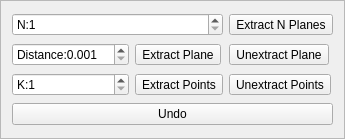
The window that Dev/ExpIA/extractbackground.ui (samhu1989/DevBundle) describes before a commit, drawn with Qt 5.
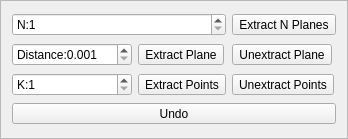
The same window after the commit.

What changed in the file:
```diff
--- a/Dev/ExpIA/extractbackground.ui
+++ b/Dev/ExpIA/extractbackground.ui
@@ -6,7 +6,7 @@
    <rect>
     <x>0</x>
     <y>0</y>
-    <width>345</width>
+    <width>348</width>
     <height>139</height>
    </rect>
   </property>
@@ -26,10 +26,37 @@
    <enum>QFrame::Raised</enum>
   </property>
   <layout class="QGridLayout" name="gridLayout">
-   <item row="5" column="0" colspan="3">
-    <widget class="QPushButton" name="pushButton">
+   <item row="4" column="0">
+    <widget class="QSpinBox" name="k_neighbors">
+     <property name="prefix">
+      <string>K:</string>
+     </property>
+     <property name="minimum">
+      <number>1</number>
+     </property>
+     <property name="maximum">
+      <number>100</number>
+     </property>
+    </widget>
+   </item>
+   <item row="0" column="2">
+    <widget class="QToolButton" name="extract_n_plane">
      <property name="text">
-      <string>Undo</string>
+      <string>Extract N Planes</string>
+     </property>
+    </widget>
+   </item>
+   <item row="2" column="1">
+    <widget class="QToolButton" name="extract_plane">
+     <property name="text">
+      <string>Extract Plane</string>
+     </property>
+    </widget>
+   </item>
+   <item row="2" column="2">
+    <widget class="QToolButton" name="unextract_plane">
+     <property name="text">
+      <string>Unextract Plane</string>
      </property>
     </widget>
    </item>
@@ -52,17 +79,10 @@
      </property>
     </widget>
    </item>
-   <item row="2" column="1">
-    <widget class="QToolButton" name="toolButton_2">
+   <item row="4" column="1">
+    <widget class="QToolButton" name="extract_points">
      <property name="text">
-      <string>Extract Plane</string>
-     </property>
-    </widget>
-   </item>
-   <item row="2" column="2">
-    <widget class="QToolButton" name="toolButton_3">
-     <property name="text">
-      <string>Unextract Plane</string>
+      <string>Extract Points</string>
      </property>
     </widget>
    </item>
@@ -79,33 +99,6 @@
      </property>
     </widget>
    </item>
-   <item row="0" column="2">
-    <widget class="QToolButton" name="toolButton">
-     <property name="text">
-      <string>Extract N Planes</string>
-     </property>
-    </widget>
-   </item>
-   <item row="4" column="0">
-    <widget class="QSpinBox" name="k_neighbors">
-     <property name="prefix">
-      <string>K:</string>
-     </property>
-     <property name="minimum">
-      <number>1</number>
-     </property>
-     <property name="maximum">
-      <number>100</number>
-     </property>
-    </widget>
-   </item>
-   <item row="4" column="1">
-    <widget class="QToolButton" name="toolButton_4">
-     <property name="text">
-      <string>Extract Points</string>
-     </property>
-    </widget>
-   </item>
    <item row="4" column="2">
     <widget class="QToolButton" name="toolButton_5">
      <property name="text">
@@ -113,6 +106,19 @@
      </property>
     </widget>
    </item>
+   <item row="5" column="0" colspan="3">
+    <widget class="QToolButton" name="undo">
+     <property name="sizePolicy">
+      <sizepolicy hsizetype="Expanding" vsizetype="Fixed">
+       <horstretch>0</horstretch>
+       <verstretch>0</verstretch>
+      </sizepolicy>
+     </property>
+     <property name="text">
+      <string>Undo</string>
+     </property>
+    </widget>
+   </item>
   </layout>
  </widget>
  <resources/>
```
Left out of the diff: 2 changed lines with no effect on the pictures.
